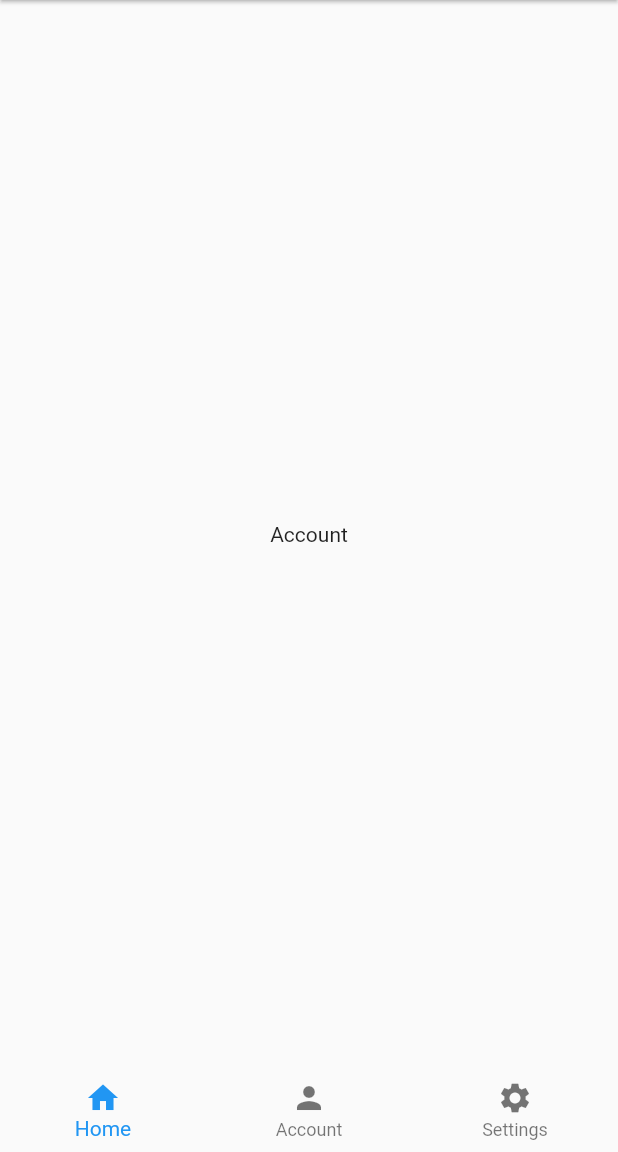
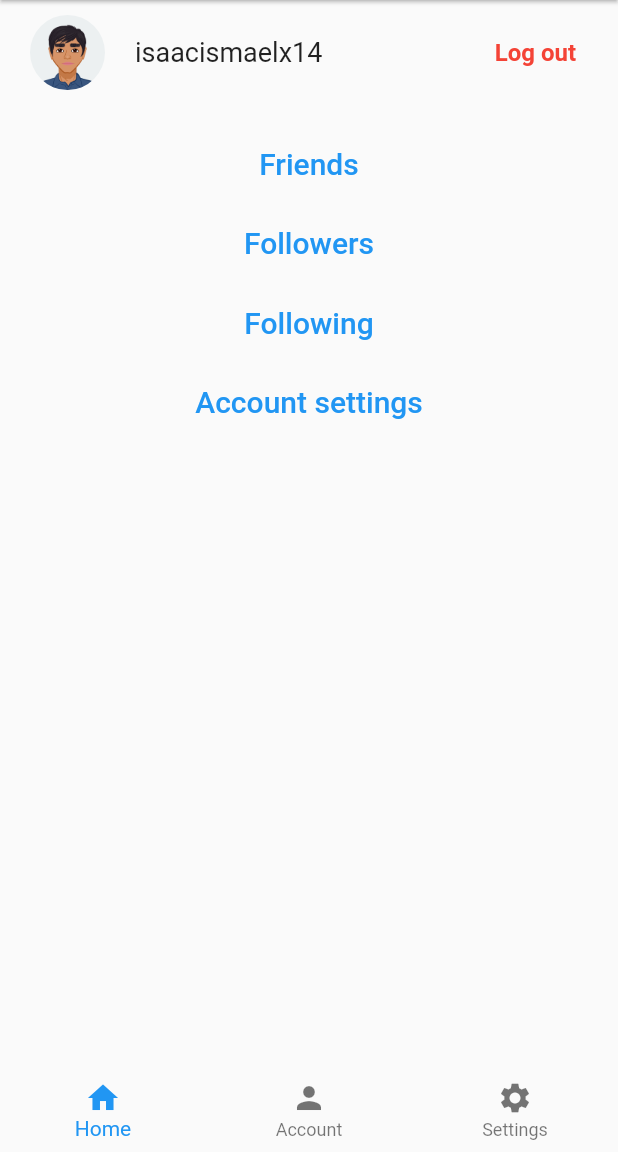
Before and after one commit to isaacismaelx14/myFirstFlutter_app, a Flutter app: the screen it shows after launch, swiped to page 2, on a phone screen of 412 x 824 dp, the part 84-1236 px from its top. Run offline on Flutter 3.47's test engine with Material 2 defaults, Android fonts, the phone set to English and light mode, and no system bars; our stand-ins replace audioplayers.

Commit message:
Creating Account Screen

```diff
--- a/lib/screens/account_screen.dart
+++ b/lib/screens/account_screen.dart
@@ -1,4 +1,6 @@
 import "package:flutter/material.dart";
+
+String username = "isaacismaelx14";
 
 class AccountScreen extends StatefulWidget {
   const AccountScreen({Key? key}) : super(key: key);
@@ -10,8 +12,96 @@ class AccountScreen extends StatefulWidget {
 class _AccountScreenState extends State<AccountScreen> {
   @override
   Widget build(BuildContext context) {
-    return const Center(
-      child: Text('Account'),
+    return Column(children: const [TopAccount(), Configurations()]);
+  }
+}
+
+class TopAccount extends StatelessWidget {
+  const TopAccount({Key? key}) : super(key: key);
+
+  @override
+  Widget build(BuildContext context) {
+    return Container(
+      margin: const EdgeInsets.only(top: 10),
+      padding: const EdgeInsets.only(left: 20, right: 20),
+      child: Row(
+        mainAxisAlignment: MainAxisAlignment.spaceBetween,
+        children: [
+          const UserInformation(),
+          TextButton(
+            child: const Text('Log out',
+                style: TextStyle(
+                    fontSize: 16,
+                    color: Colors.red,
+                    fontWeight: FontWeight.bold)),
+            onPressed: () {
+              print('Log out');
+            },
+          )
+        ],
+      ),
     );
   }
 }
+
+class UserInformation extends StatelessWidget {
+  const UserInformation({Key? key}) : super(key: key);
+
+  @override
+  Widget build(BuildContext context) {
+    return Row(
+      children: [
+        ClipOval(
+          child: SizedBox.fromSize(
+            size: const Size.fromRadius(25), // Image radius
+            child: const Image(
+                image: AssetImage('assets/avatar.png'), fit: BoxFit.cover),
+          ),
+        ),
+        Container(
+          margin: const EdgeInsets.only(left: 20),
+          child: Text(username, style: const TextStyle(fontSize: 18)),
+        )
+      ],
+    );
+  }
+}
+
+class Configurations extends StatelessWidget {
+  const Configurations({Key? key}) : super(key: key);
+
+  @override
+  Widget build(BuildContext context) {
+    return Container(
+      margin: const EdgeInsets.only(top: 20),
+      child: Column(
+        children: const [
+          ButtonsConfig(text: "Friends"),
+          ButtonsConfig(text: "Followers"),
+          ButtonsConfig(text: "Following"),
+          ButtonsConfig(text: "Account settings"),
+        ],
+      ),
+    );
+  }
+}
+
+class ButtonsConfig extends StatelessWidget {
+  final String text;
+
+  const ButtonsConfig({Key? key, required this.text}) : super(key: key);
+
+  @override
+  Widget build(BuildContext context) {
+    return Container(
+        margin: const EdgeInsets.only(top: 5),
+        child: Column(children: [
+          TextButton(
+            child: Text(text, style: const TextStyle(fontSize: 20)),
+            onPressed: () {
+              print(text);
+            },
+          )
+        ]));
+  }
+}
```
Also changed, not shown: lib/screens/home_screen.dart (+13 -25 lines), lib/screens/settings_screen.dart (+8 -2 lines), assets/avatar.png (added).
